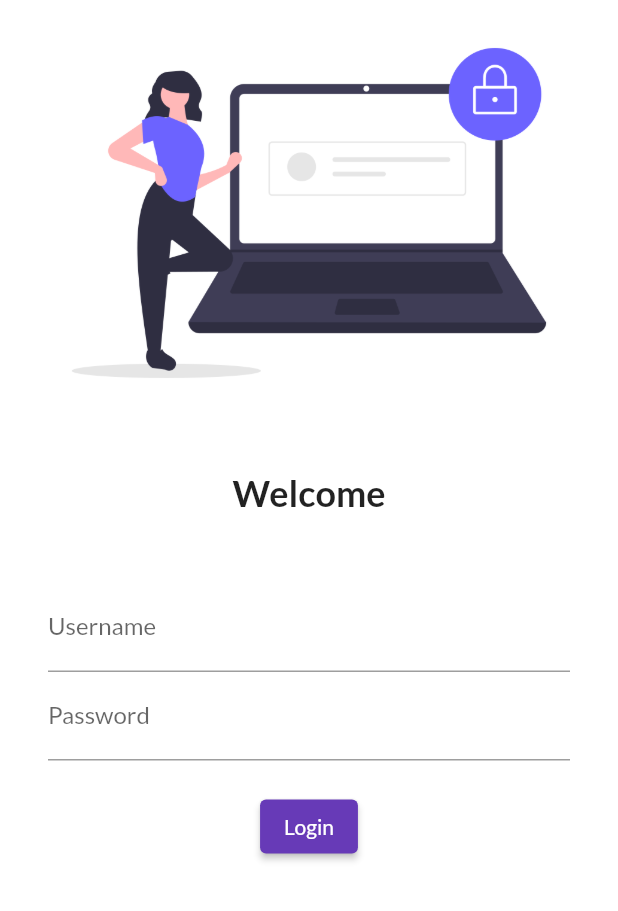
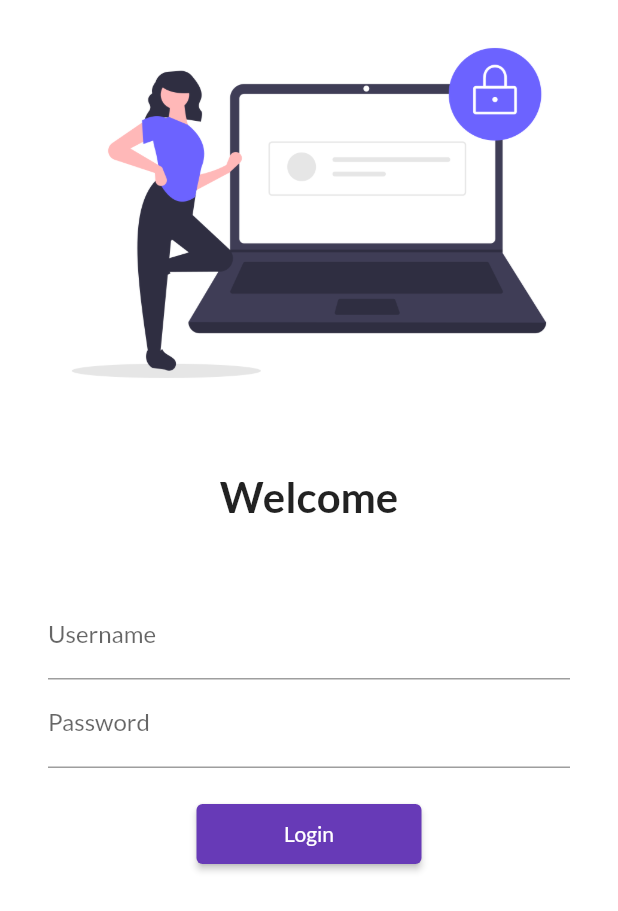
Before and after one commit to sahilbansal123-lang/Flutter-project, a Flutter app: the screen it shows after launch, on a phone screen of 412 x 824 dp. Shown: the top 911 px of the screen. Run offline on Flutter 3.47's test engine with Material 2 defaults, Android fonts, the phone set to English and light mode, and no system bars; our stand-ins replace google_fonts.

Commit message:
day5 commit

```diff
--- a/lib/main.dart
+++ b/lib/main.dart
@@ -1,4 +1,5 @@
 import 'package:flutter/material.dart';
+import 'package:flutter_application_1/utils/routes.dart';
 import 'pages/login_page.dart';
 import 'pages/home_page.dart';
 import 'package:google_fonts/google_fonts.dart';
@@ -13,9 +14,10 @@ class MyApp extends StatelessWidget {
     return MaterialApp(
       // home: HomePage(),
       theme: ThemeData(
-          primarySwatch: Colors.deepPurple,
-          fontFamily: GoogleFonts.lato().fontFamily,
-          ),
+        primarySwatch: Colors.deepPurple,
+        fontFamily: GoogleFonts.lato().fontFamily,
+      ),
+      debugShowCheckedModeBanner: false,
       themeMode: ThemeMode.light,
       darkTheme: ThemeData(
         brightness: Brightness.dark,
@@ -24,8 +26,8 @@ class MyApp extends StatelessWidget {
 
       routes: {
         "/": (context) => LoginPage(),
-        "/home": (context) => HomePage(),
-        "/login": (context) => LoginPage()
+        MyRoutes.homeRoute: (context) => HomePage(),
+        MyRoutes.loginRoute: (context) => LoginPage()
       },
     );
   }
--- a/lib/pages/login_page.dart
+++ b/lib/pages/login_page.dart
@@ -1,4 +1,5 @@
 import 'package:flutter/material.dart';
+import '/utils/routes.dart';
 // import 'dart:ui';
 
 class LoginPage extends StatelessWidget {
@@ -6,6 +7,7 @@ class LoginPage extends StatelessWidget {
   Widget build(BuildContext context) {
     return Material(
         color: Colors.white,
+        child: SingleChildScrollView(
           child: Column(
             children: [
               Image.asset(
@@ -18,7 +20,7 @@ class LoginPage extends StatelessWidget {
               const Text(
                 "Welcome",
                 style: TextStyle(
-                fontSize: 24,
+                  fontSize: 28,
                   fontWeight: FontWeight.bold,
                 ),
               ),
@@ -26,36 +28,37 @@ class LoginPage extends StatelessWidget {
                 height: 30.0,
               ),
               Padding(
-              padding:
-                  const EdgeInsets.symmetric(vertical: 16.0, horizontal: 32.0),
+                padding: const EdgeInsets.symmetric(
+                    vertical: 16.0, horizontal: 32.0),
                 child: Column(
                   children: [
                     TextFormField(
-                    decoration: InputDecoration(
+                      decoration: const InputDecoration(
                         hintText: "Enter Username",
                         labelText: "Username",
                       ),
                     ),
                     TextFormField(
                       obscureText: true,
-                    decoration: InputDecoration(
+                      decoration: const InputDecoration(
                         hintText: "Enter Password",
                         labelText: "Password",
                       ),
                     ),
-                  SizedBox(
+                    const SizedBox(
                       height: 20.0,
                     ),
                     ElevatedButton(
                         onPressed: () {
-                        print("Hi codepur");
+                          Navigator.pushNamed(context, MyRoutes.homeRoute);
                         },
-                      style: TextButton.styleFrom(),
+                        style: TextButton.styleFrom(minimumSize: Size(150, 40)),
                         child: Text("Login"))
                   ],
                 ),
               ),
             ],
+          ),
         ));
   }
 }
--- /dev/null
+++ b/lib/utils/routes.dart
@@ -0,0 +1,4 @@
+class MyRoutes {
+  static String loginRoute = "/login";
+  static String homeRoute = "/home";
+}
```
Lines whose indentation alone changed are shown as unchanged.
